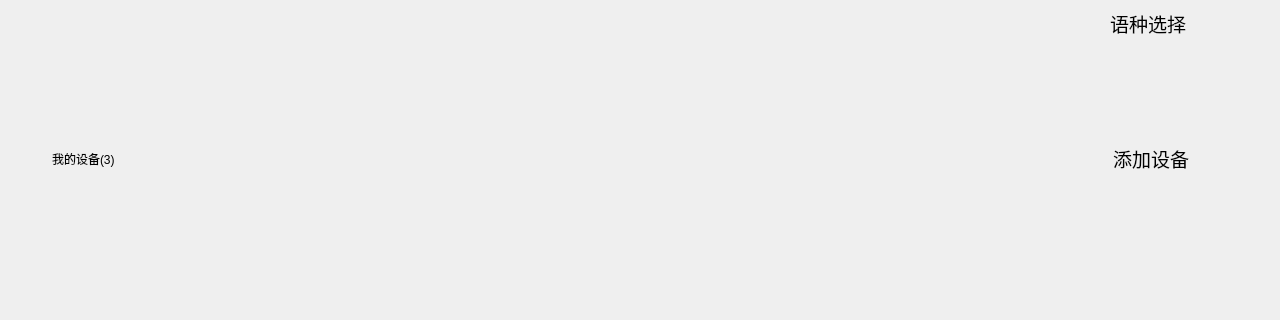
This is MainWindow.ui in wlffeng2008/AkkoDriverHub as Qt 5 draws it before an edit; both pictures show x 0 to 1280 and y 0 to 320 of the 1280 by 900 pixel window. The edited form follows.
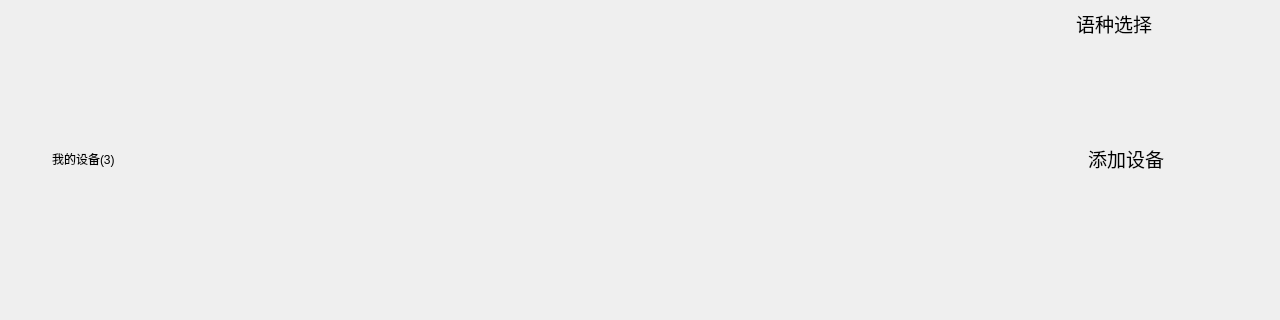
This is the edited form. Icons and pictures are not drawn.

Commit message: add tray and min button

Diff of the .ui file:
```diff
--- a/MainWindow.ui
+++ b/MainWindow.ui
@@ -20,8 +20,8 @@
    <widget class="QPushButton" name="pushButtonExit">
     <property name="geometry">
      <rect>
-      <x>1232</x>
-      <y>13</y>
+      <x>1236</x>
+      <y>14</y>
       <width>24</width>
       <height>20</height>
      </rect>
@@ -49,7 +49,7 @@
    <widget class="QPushButton" name="pushButtonLang">
     <property name="geometry">
      <rect>
-      <x>1078</x>
+      <x>1044</x>
       <y>11</y>
       <width>135</width>
       <height>24</height>
@@ -178,7 +178,7 @@
         <number>40</number>
        </property>
        <property name="rightMargin">
-        <number>85</number>
+        <number>110</number>
        </property>
        <item>
         <widget class="QLabel" name="labelInfo0">
```
Left out of the diff: 31 changed lines with no effect on the pictures. The commit also changes 7 other files.
